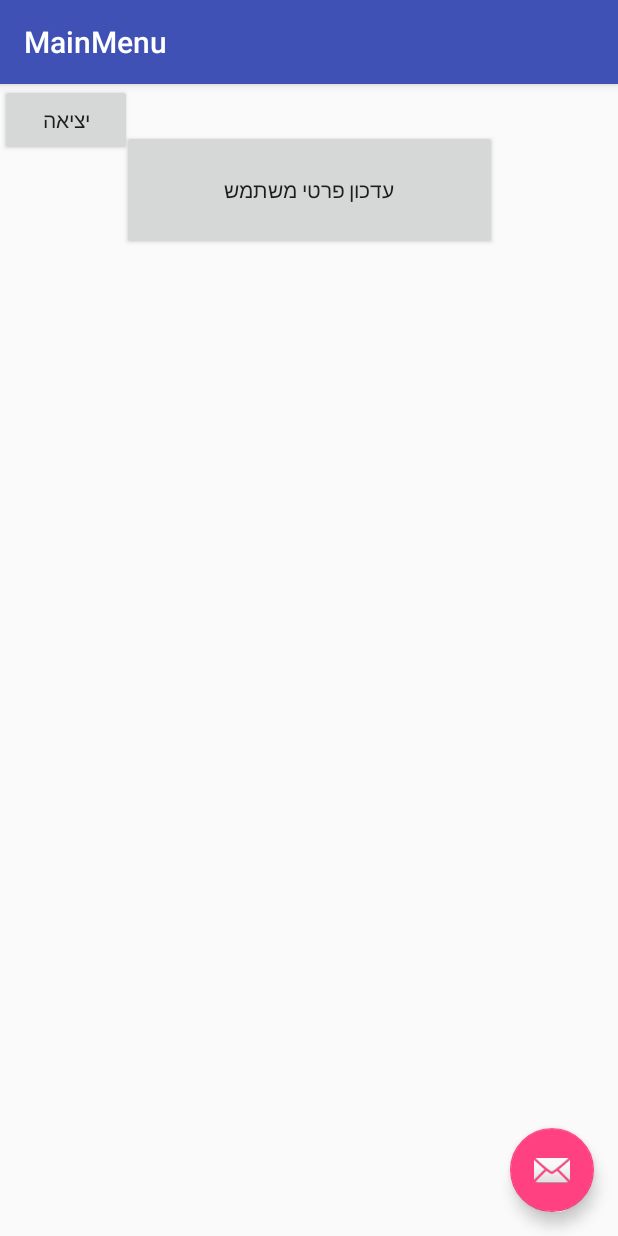
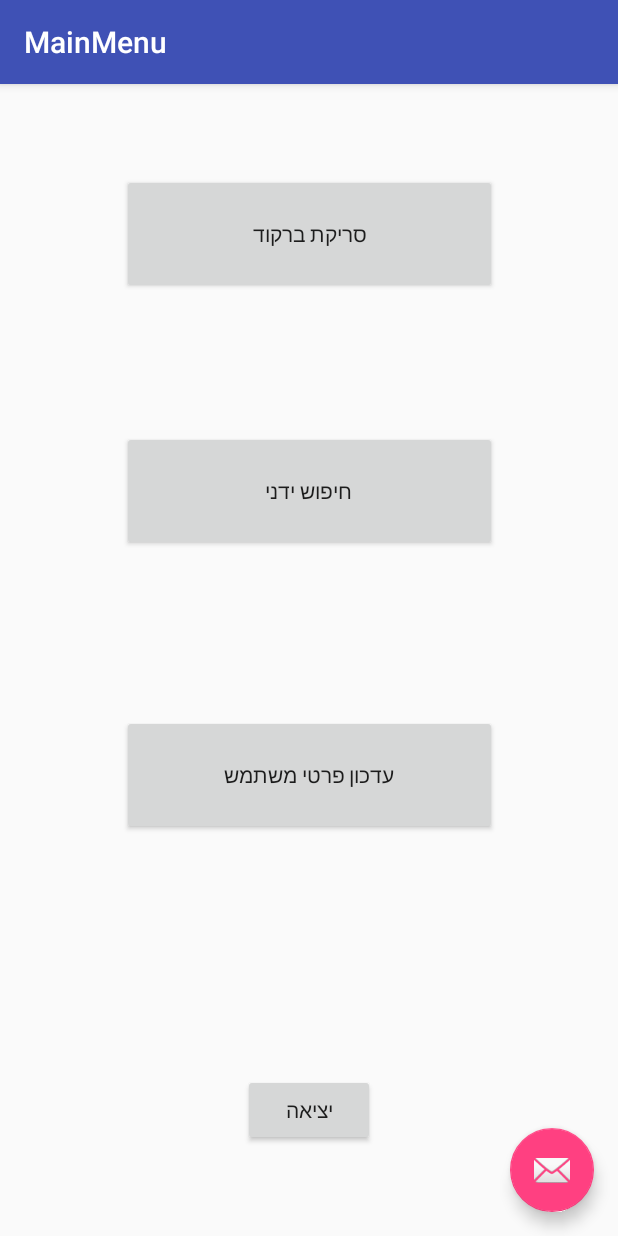
Before and after one commit to krasanya/Celiacc, an Android app: the MainMenu screen opened directly, with no data from a screen before it, on a phone screen of 412 x 824 dp. Run offline under Robolectric (Android 15) with nearby library versions, the phone set to English and light mode, and no system bars.

Commit message:
שינוים

```diff
--- a/app/src/main/java/il/non/celiacc/MainActivity.java
+++ b/app/src/main/java/il/non/celiacc/MainActivity.java
@@ -17,7 +17,6 @@ public class MainActivity extends AppCompatActivity {
 
         final EditText etUsername = (EditText) findViewById(R.id.etUsername);
         final EditText etPassword = (EditText) findViewById(R.id.etPassword);
-        final Button btLogin = (Button) findViewById(R.id.btLogin);
         final TextView tvNewUser = (TextView) findViewById(R.id.tvNewUser);
 
         tvNewUser.setOnClickListener(new  View.OnClickListener(){
@@ -27,7 +26,7 @@ public class MainActivity extends AppCompatActivity {
                 MainActivity.this.startActivity(registerIntent);
             }
         });
-        Button Menubutton = (Button) findViewById(R.id.buttonSearch);
+        Button Menubutton = (Button) findViewById(R.id.btLogin);
         Menubutton.setOnClickListener(new View.OnClickListener() {
             @Override
             public void onClick(View v) {
--- a/app/src/main/res/layout/activity_new_user.xml
+++ b/app/src/main/res/layout/activity_new_user.xml
@@ -63,7 +63,7 @@
         android:layout_width="wrap_content"
         android:layout_height="wrap_content"
         android:ems="10"
-        android:hint="Password"
+        android:hint="סיסמא"
         android:inputType="textPassword"
         app:layout_constraintBottom_toTopOf="@+id/cbIsmember"
         app:layout_constraintEnd_toEndOf="parent"
@@ -75,7 +75,7 @@
         android:id="@+id/cbIsmember"
         android:layout_width="wrap_content"
         android:layout_height="wrap_content"
-        android:text="I am a member"
+        android:text="אני חבר עמותה"
         app:layout_constraintBottom_toTopOf="@+id/btRegister"
         app:layout_constraintEnd_toEndOf="parent"
         app:layout_constraintHorizontal_bias="0.5"
@@ -86,7 +86,7 @@
         android:id="@+id/btRegister"
         android:layout_width="wrap_content"
         android:layout_height="wrap_content"
-        android:text="Register"
+        android:text="אישור"
         app:layout_constraintBottom_toBottomOf="parent"
         app:layout_constraintEnd_toEndOf="parent"
         app:layout_constraintHorizontal_bias="0.5"
--- a/app/src/main/res/layout/content_main_menu.xml
+++ b/app/src/main/res/layout/content_main_menu.xml
@@ -61,6 +61,9 @@
         android:layout_alignParentLeft="true"
         android:layout_alignParentStart="true"
         android:text="יציאה"
-        tools:layout_editor_absoluteX="16dp"
-        tools:layout_editor_absoluteY="446dp" />
+        app:layout_constraintBottom_toBottomOf="parent"
+        app:layout_constraintEnd_toEndOf="parent"
+        app:layout_constraintHorizontal_bias="0.5"
+        app:layout_constraintStart_toStartOf="parent"
+        app:layout_constraintTop_toBottomOf="@+id/buttonUpdateUser" />
 </android.support.constraint.ConstraintLayout>
```
